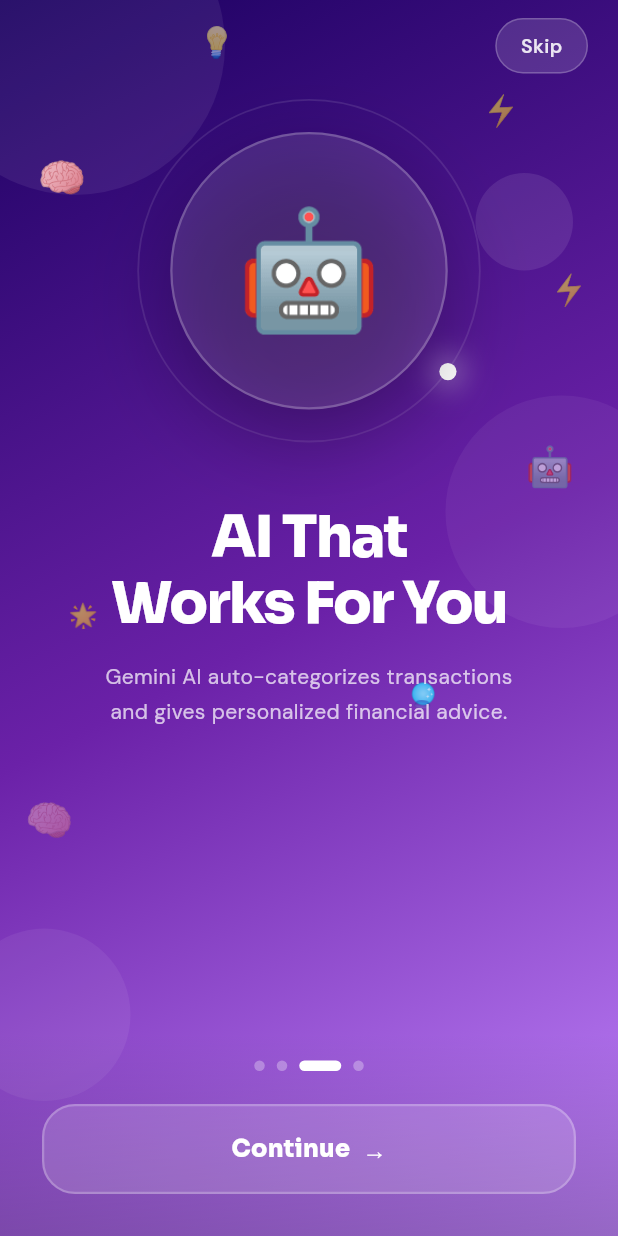
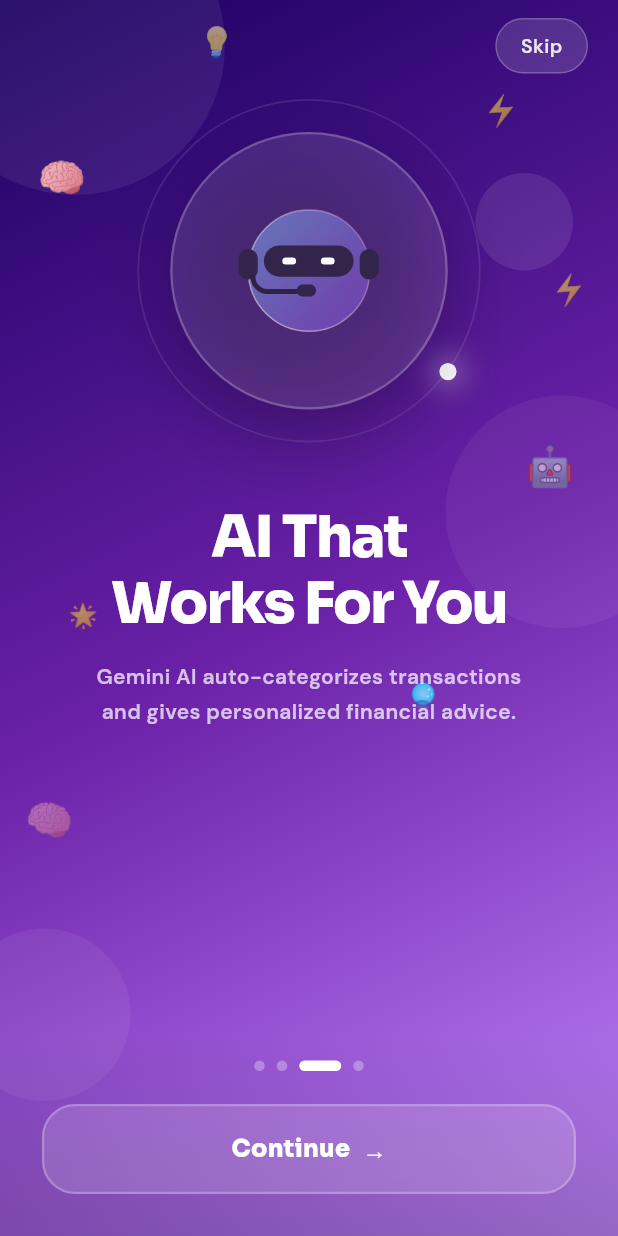
Before and after one commit to No-Face00/FlowTrack, a Flutter app: the screen it shows after launch, swiped to page 3, on a phone screen of 412 x 824 dp. Run offline on Flutter 3.47's test engine with Material 3 defaults, Android fonts, the light colour scheme and no system bars; our stand-ins replace google_fonts, lottie.

Commit message:
Onboarding Lottie added

```diff
--- a/lib/features/onboarding/presentation/onboarding_models.dart
+++ b/lib/features/onboarding/presentation/onboarding_models.dart
@@ -2,18 +2,18 @@
 import '../../../core/constants/app_colors.dart';
 
 // ═══════════════════════════════════════════════════════════════
-//  OnboardingSlide  — PUBLIC (was _Slide, couldn't cross files)
+//  OnboardingSlide  — PUBLIC (now with Lottie asset paths)
 // ═══════════════════════════════════════════════════════════════
 class OnboardingSlide {
   const OnboardingSlide({
-    required this.emoji,
+    required this.lottieAsset,  // ← Changed from emoji to Lottie asset path
     required this.title,
     required this.subtitle,
     required this.gradientColors,
     required this.particles,
   });
 
-  final String       emoji;
+  final String       lottieAsset;  // e.g., 'assets/animations/track_money.json'
   final String       title;
   final String       subtitle;
   final List<Color>  gradientColors;
@@ -21,11 +21,11 @@
 }
 
 // ═══════════════════════════════════════════════════════════════
-//  kSlides  — PUBLIC constant list (was _slides, private)
+//  kSlides  — PUBLIC constant list (with Lottie paths)
 // ═══════════════════════════════════════════════════════════════
 const List<OnboardingSlide> kSlides = [
   OnboardingSlide(
-    emoji: '💸',
+    lottieAsset: 'assets/icons/Wallet_animation.json',
     title: 'Track Every\nPenny',
     subtitle:
     'Effortlessly log income and expenses.\n'
@@ -34,7 +34,7 @@
     particles: ['💳', '🏦', '💰', '📊', '💵', '🪙'],
   ),
   OnboardingSlide(
-    emoji: '📊',
+    lottieAsset: 'assets/icons/Data_Analysis.json',
     title: 'Smart\nAnalytics',
     subtitle:
     'Beautiful charts and AI-powered insights\n'
@@ -43,7 +43,7 @@
     particles: ['📈', '🎯', '🔍', '✨', '📉', '⚡'],
   ),
   OnboardingSlide(
-    emoji: '🤖',
+    lottieAsset: 'assets/icons/AI_Assist.json',
     title: 'AI That\nWorks For You',
     subtitle:
     'Gemini AI auto-categorizes transactions\n'
@@ -52,7 +52,7 @@
     particles: ['🧠', '⚡', '🌟', '🤖', '💡', '🔮'],
   ),
   OnboardingSlide(
-    emoji: '🛡️',
+    lottieAsset: 'assets/icons/Security.json',
     title: 'Bank-Level\nSecurity',
     subtitle:
     'Biometric lock, end-to-end encryption,\n'
--- a/lib/features/onboarding/widget/onboarding_widgets.dart
+++ b/lib/features/onboarding/widget/onboarding_widgets.dart
@@ -1,6 +1,7 @@
 import 'dart:math' as math;
 import 'package:flutter/material.dart';
 import 'package:google_fonts/google_fonts.dart';
+import 'package:lottie/lottie.dart';
 import '../../../core/constants/app_colors.dart';
 import '../../../core/utils/responsive_helper.dart';
 import '../presentation/onboarding_models.dart';
@@ -127,11 +128,11 @@
     return Column(
       children: [
         SizedBox(height: rs.ph(0.08)),
-        EmojiCircle(
-          emoji:     slide.emoji,
-          diameter:  rs.emojiCircleDiameter,
-          scaleAnim: emojiScale,
-          fadeAnim:  emojiOpacity,
+        LottieCircle(
+          lottieAsset: slide.lottieAsset,
+          diameter:    rs.emojiCircleDiameter,
+          scaleAnim:   emojiScale,
+          fadeAnim:    emojiOpacity,
         ),
         SizedBox(height: rs.ph(0.05)),
         Expanded(
@@ -178,15 +179,15 @@
   Widget build(BuildContext context) {
     return Row(
       children: [
-        // Left: emoji
+        // Left: lottie
         Expanded(
           flex: 4,
           child: Center(
-            child: EmojiCircle(
-              emoji:     slide.emoji,
-              diameter:  rs.emojiCircleDiameter,
-              scaleAnim: emojiScale,
-              fadeAnim:  emojiOpacity,
+            child: LottieCircle(
+              lottieAsset: slide.lottieAsset,
+              diameter:    rs.emojiCircleDiameter,
+              scaleAnim:   emojiScale,
+              fadeAnim:    emojiOpacity,
             ),
           ),
         ),
@@ -248,10 +249,10 @@
               slide.title,
               textAlign: textAlign,
               style: GoogleFonts.sora(
-                fontSize:     rs.titleFontSize,
-                fontWeight:   FontWeight.w800,
-                color:        Colors.white,
-                height:       1.15,
+                fontSize:      rs.titleFontSize,
+                fontWeight:    FontWeight.w800,
+                color:         Colors.white,
+                height:        1.15,
                 letterSpacing: -1.2,
               ),
             ),
@@ -261,7 +262,7 @@
               textAlign: textAlign,
               style: GoogleFonts.dmSans(
                 fontSize:   rs.subtitleFontSize,
-                fontWeight: FontWeight.w400,
+                fontWeight: FontWeight.w600,
                 color:      Colors.white.withOpacity(0.72),
                 height:     1.65,
               ),
@@ -274,42 +275,51 @@
 }
 
 // ═══════════════════════════════════════════════════════════════
-//  EmojiCircle
+//  LottieCircle
+//  — Structure is 100% identical to the old EmojiCircle.
+//  — Only change: the innermost child is Lottie.asset() instead
+//    of Text(emoji). Ring size, orbital dot, shadow — untouched.
 // ═══════════════════════════════════════════════════════════════
-class EmojiCircle extends StatefulWidget {
-  const EmojiCircle({
+class LottieCircle extends StatefulWidget {
+  const LottieCircle({
     super.key,
-    required this.emoji,
+    required this.lottieAsset,
     required this.diameter,
     required this.scaleAnim,
     required this.fadeAnim,
   });
 
-  final String            emoji;
+  final String            lottieAsset;
   final double            diameter;
   final Animation<double> scaleAnim;
   final Animation<double> fadeAnim;
 
   @override
-  State<EmojiCircle> createState() => _EmojiCircleState();
+  State<LottieCircle> createState() => _LottieCircleState();
 }
 
-class _EmojiCircleState extends State<EmojiCircle>
-    with SingleTickerProviderStateMixin {
+class _LottieCircleState extends State<LottieCircle>
+    with TickerProviderStateMixin {
+
+  // Same orbital controller as before — 7 seconds, repeat
   late final _orbit = AnimationController(
     vsync: this, duration: const Duration(seconds: 7),
   )..repeat();
 
+  // New: drives the Lottie animation
+  late final _lottie = AnimationController(vsync: this);
+
   @override
   void dispose() {
     _orbit.dispose();
+    _lottie.dispose();
     super.dispose();
   }
 
   @override
   Widget build(BuildContext context) {
     final d    = widget.diameter;
-    final ring = d + 44;
+    final ring = d + 44; // identical to EmojiCircle
 
     return FadeTransition(
       opacity: widget.fadeAnim,
@@ -320,7 +330,8 @@
           child: Stack(
             alignment: Alignment.center,
             children: [
-              // Outer ring
+
+              // ── Outer ring — unchanged ──────────────────────
               Container(
                 width: ring, height: ring,
                 decoration: BoxDecoration(
@@ -332,7 +343,7 @@
                 ),
               ),
 
-              // Orbiting dot
+              // ── Orbiting dot — unchanged ────────────────────
               AnimatedBuilder(
                 animation: _orbit,
                 builder: (_, __) {
@@ -348,8 +359,8 @@
                         color: Colors.white,
                         boxShadow: [
                           BoxShadow(
-                            color:       Colors.white.withOpacity(0.65),
-                            blurRadius:  dotSize * 1.5,
+                            color:        Colors.white.withOpacity(0.65),
+                            blurRadius:   dotSize * 1.5,
                             spreadRadius: dotSize * 0.2,
                           ),
                         ],
@@ -359,7 +370,8 @@
                 },
               ),
 
-              // Main frosted-glass circle
+              // ── Main frosted-glass circle — same decoration ─
+              // Only the child differs: Lottie instead of Text
               Container(
                 width: d, height: d,
                 decoration: BoxDecoration(
@@ -377,13 +389,31 @@
                     ),
                   ],
                 ),
-                child: Center(
-                  child: Text(
-                    widget.emoji,
-                    style: TextStyle(fontSize: d * 0.42),
+                child: ClipOval(
+                  child: Padding(
+                    padding: EdgeInsets.all(d * 0.12),
+                    child: Lottie.asset(
+                      widget.lottieAsset,
+                      controller: _lottie,
+                      fit: BoxFit.contain,
+                      onLoaded: (composition) {
+                        _lottie
+                          ..duration = composition.duration
+                          ..repeat();
+                      },
+                      errorBuilder: (_, error, __) {
+                        debugPrint('❌ Lottie [${widget.lottieAsset}]: $error');
+                        return Icon(
+                          Icons.animation_outlined,
+                          size:  d * 0.38,
+                          color: Colors.white.withOpacity(0.55),
+                        );
+                      },
+                    ),
                   ),
                 ),
               ),
+
             ],
           ),
         ),
@@ -462,7 +492,6 @@
   }
 }
 
-// Internal — stays private, only used inside this file
 class _Orb extends StatelessWidget {
   const _Orb({required this.size, required this.opacity});
   final double size;
@@ -630,7 +659,7 @@
                         ),
                         SizedBox(width: rs.sp(8)),
                         Text(
-                          isLast ? '🚀' : '→',
+                          isLast ? '→' : '→',
                           style: TextStyle(
                             color:    Colors.white,
                             fontSize: rs.sp(16),
```
